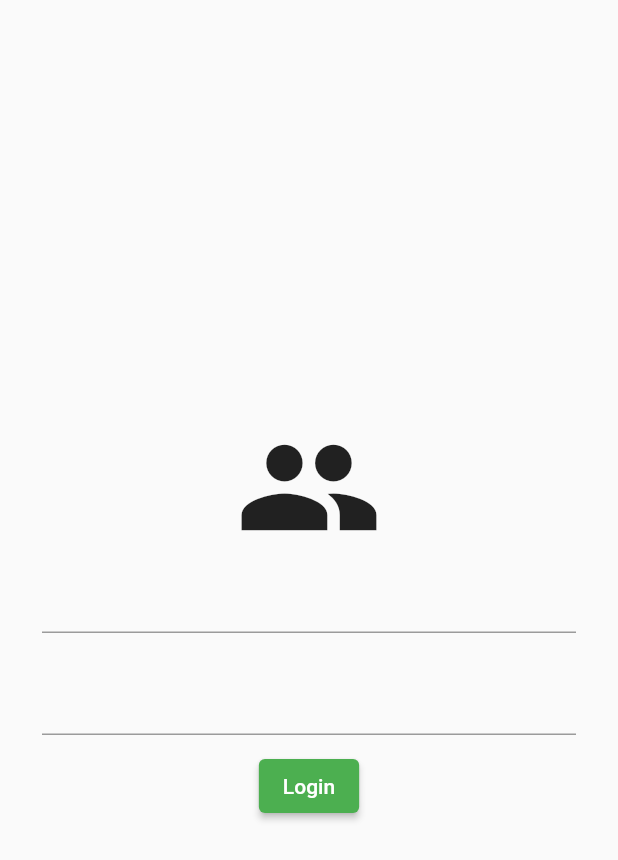
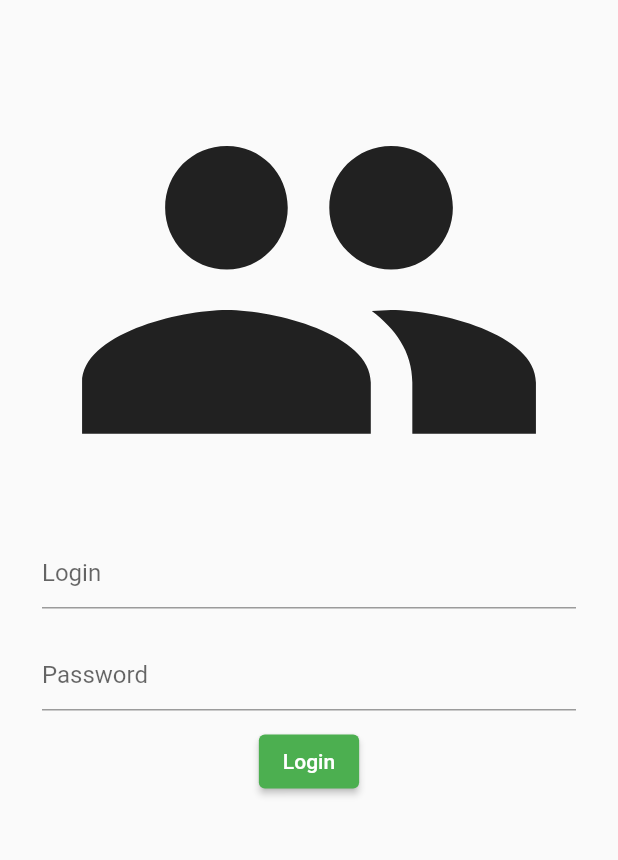
Before and after one commit to AndreiiMorais/praticas, a Flutter app: the screen it shows after launch, on a phone screen of 412 x 824 dp. Shown: the top 860 px of the screen. Run offline on Flutter 3.47's test engine with Material 2 defaults, Android fonts, the light colour scheme and no system bars.

Commit message:
personalizaçao nos textfield

```diff
--- a/praticas/lib/pages/login_page.dart
+++ b/praticas/lib/pages/login_page.dart
@@ -10,14 +10,22 @@ class LoginPage extends StatelessWidget {
     return Scaffold(
       body: Container(
         padding: const EdgeInsets.all(28),
+        child: SingleChildScrollView(
           child: Column(
             crossAxisAlignment: CrossAxisAlignment.center,
             mainAxisAlignment: MainAxisAlignment.center,
             children: [
-            Icon(Icons.people, size: 98),
-            TextField(),
+              Icon(Icons.people,
+                  size: MediaQuery.of(context).size.height * 0.4),
+              TextField(
+                decoration: InputDecoration(hintText: 'Login'),
+                textCapitalization: TextCapitalization.words,
+              ),
               SizedBox(height: 20),
-            TextField(),
+              TextField(
+                decoration: InputDecoration(hintText: 'Password'),
+                obscureText: true,
+              ),
               SizedBox(height: 10), //tambem é possivel usar o Spacer
               ElevatedButton(
                 onPressed: () {},
@@ -26,6 +34,7 @@ class LoginPage extends StatelessWidget {
             ],
           ),
         ),
+      ),
     );
   }
 }
```
Lines whose indentation alone changed are shown as unchanged.
